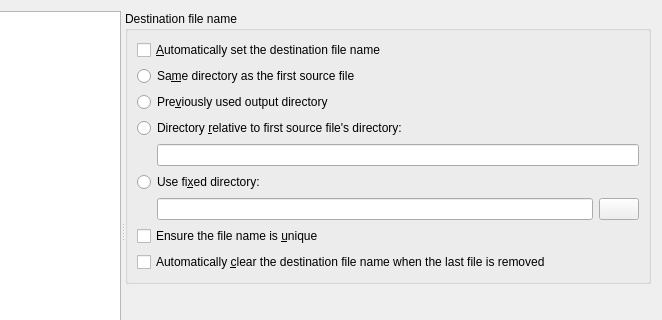
First picture: the form in src/mkvtoolnix-gui/forms/main_window/preferences_dialog.ui, repository jpsdr/MKVToolnix-Windows-7, before the edit; both pictures show x 151 to 813 and y 0 to 320 of the 813 by 489 pixel window.
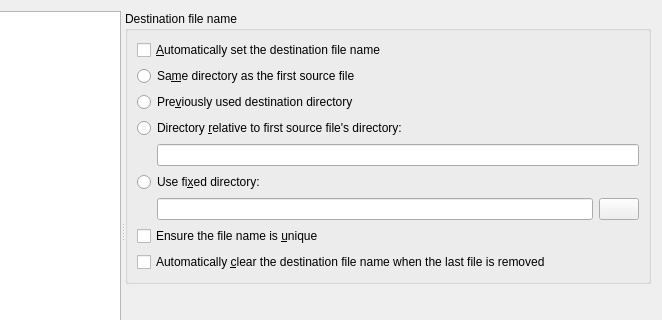
Second picture: the form after the edit. The open tabs and pages were chosen to show the change. Icons and pictures are not drawn. Custom widgets are drawn as their Qt base class.

Commit message:
GUI: consistently use "destination file" instead of "output file" #2
Missed a couple the first time around.

What changed in the file:
```diff
--- a/src/mkvtoolnix-gui/forms/main_window/preferences_dialog.ui
+++ b/src/mkvtoolnix-gui/forms/main_window/preferences_dialog.ui
@@ -771,7 +771,7 @@
            <item>
             <widget class="QRadioButton" name="rbMAutoSetPreviousDirectory">
              <property name="text">
-              <string>Pre&amp;viously used output directory</string>
+              <string>Pre&amp;viously used destination directory</string>
              </property>
             </widget>
            </item>
```
The commit also changes 4 other files.
